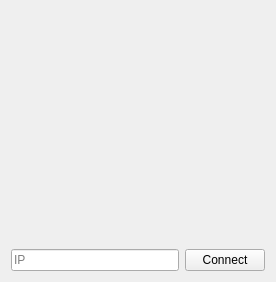
Above: client.ui from Tirariharari/Volleyball before the change. Below: the same form after it.
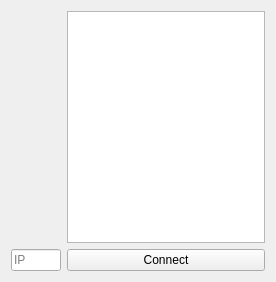
That is the form after the change.

Commit message: Добавлена рассылка информации о состоянии игры всем подключенным пользователям

Patch:
```diff
--- a/client.ui
+++ b/client.ui
@@ -47,6 +47,9 @@
      </property>
     </spacer>
    </item>
+   <item row="0" column="2">
+    <widget class="QTextBrowser" name="textBrowser"/>
+   </item>
   </layout>
  </widget>
  <resources/>
```
The commit also changes 3 other files.
